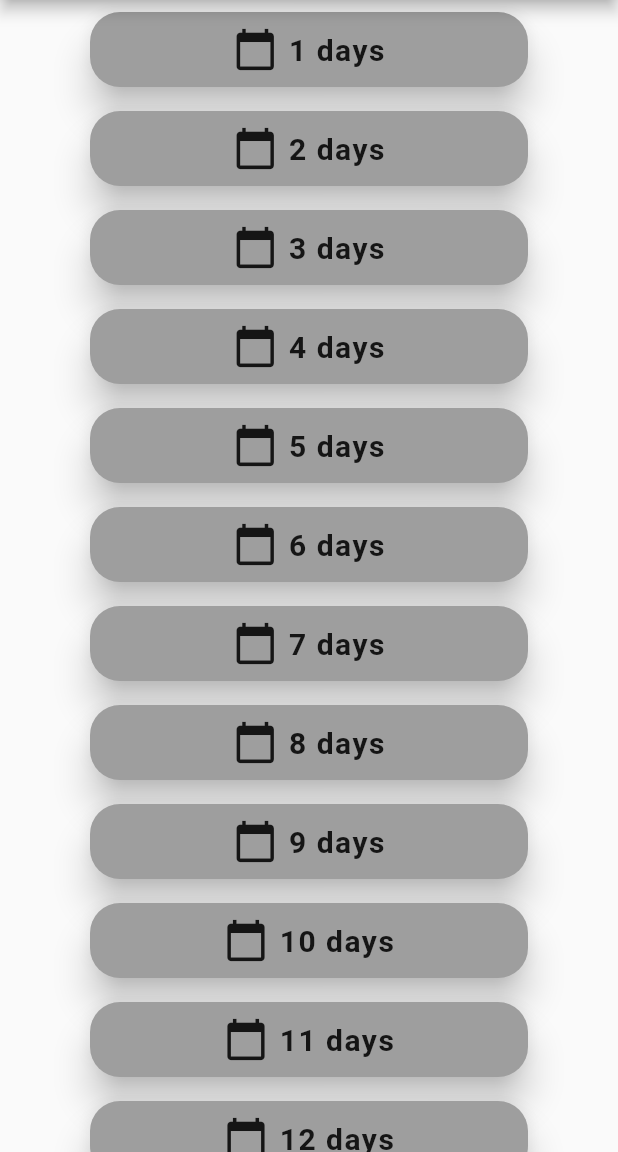
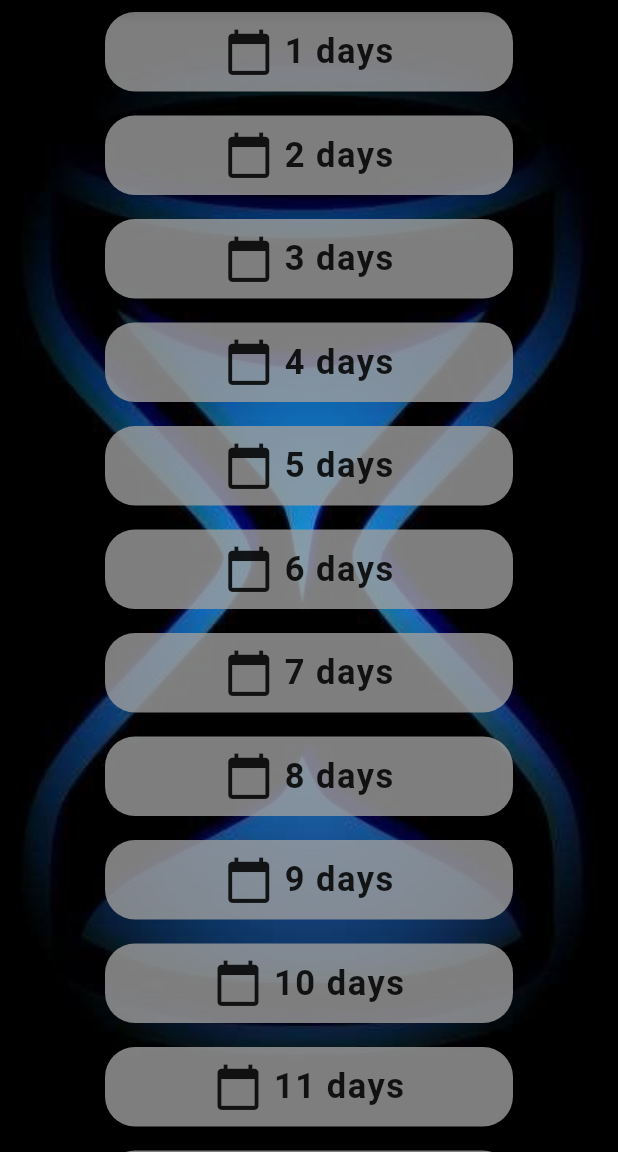
Before and after one commit to shreyasvinaya/tribble, a Flutter app: the Days screen opened by its route, on a phone screen of 412 x 824 dp, the part 84-1236 px from its top. Run offline on Flutter 3.47's test engine with Material 2 defaults, Android fonts, the phone set to English and light mode, and no system bars; missing offline and left inert: global_configuration.

Commit message:
improved UI

```diff
--- a/lib/screens/days.dart
+++ b/lib/screens/days.dart
@@ -5,7 +5,8 @@ class Days extends StatelessWidget {
   List <String> days = ["1", "2", "3", "4", "5", "6", "7", "8", "9", "10", "11", "12", "13", "14", "15", "16", "17", "18", "19", "20", "21", "22", "23", "24", "25", "26", "27", "28", "29", "30"];
   @override
   Widget build(BuildContext context) {
-    return Scaffold(
+    return SafeArea(
+      child: Scaffold(
         appBar: AppBar(
           centerTitle: true,
           title: Text("Time Duration",
@@ -16,7 +17,14 @@ class Days extends StatelessWidget {
             ),
           ),
         ),
-      body: ListView.builder(
+        body: Container(
+          decoration: BoxDecoration(
+            image: DecorationImage(
+              image: AssetImage('assets/watch.jpg'),
+              fit: BoxFit.cover,
+            )
+          ),
+          child: ListView.builder(
             itemCount: days.length,
             itemBuilder: (context, index){
               return InkWell(
@@ -24,12 +32,12 @@ class Days extends StatelessWidget {
                   Navigator.pop(context, {"number": days[index]});
                 },
                 child: Card(
-              elevation: 10.0,
+                  elevation: 0.0,
                   shape: RoundedRectangleBorder(
                     borderRadius: BorderRadius.circular(20.0),
                   ),
-              margin: EdgeInsets.fromLTRB(60.0, 8.0, 60.0, 8.0),
-              color: Colors.grey,
+                  margin: EdgeInsets.fromLTRB(70.0, 8.0, 70.0, 8.0),
+                  color: Colors.grey.withOpacity(0.8),
                   child: Padding(
                     padding: EdgeInsets.fromLTRB(0.0, 10.0, 0.0, 10.0),
                     child: Row(
@@ -37,13 +45,13 @@ class Days extends StatelessWidget {
                       children: [
                         Icon(
                           Icons.calendar_today,
-                      size: 30.0,
+                          size: 33.0,
                         ),
                         SizedBox(width: 7.0,),
                         Text("${days[index]} days",
                           style: TextStyle(
-                        fontSize: 20.0,
-                        fontWeight: FontWeight.w600,
+                            fontSize: 23.0,
+                            fontWeight: FontWeight.bold,
                             letterSpacing: 1.0,
                           ),
                         ),
@@ -54,6 +62,8 @@ class Days extends StatelessWidget {
               );
             },
           ),
+        ),
+      ),
     );
   }
 }
```
Also changed, not shown: lib/screens/checkout.dart (+24 -11 lines), lib/screens/hours.dart (+17 -7 lines), assets/checkout.jpg (added), assets/watch.jpg (added). Lines whose indentation alone changed are shown as unchanged.
